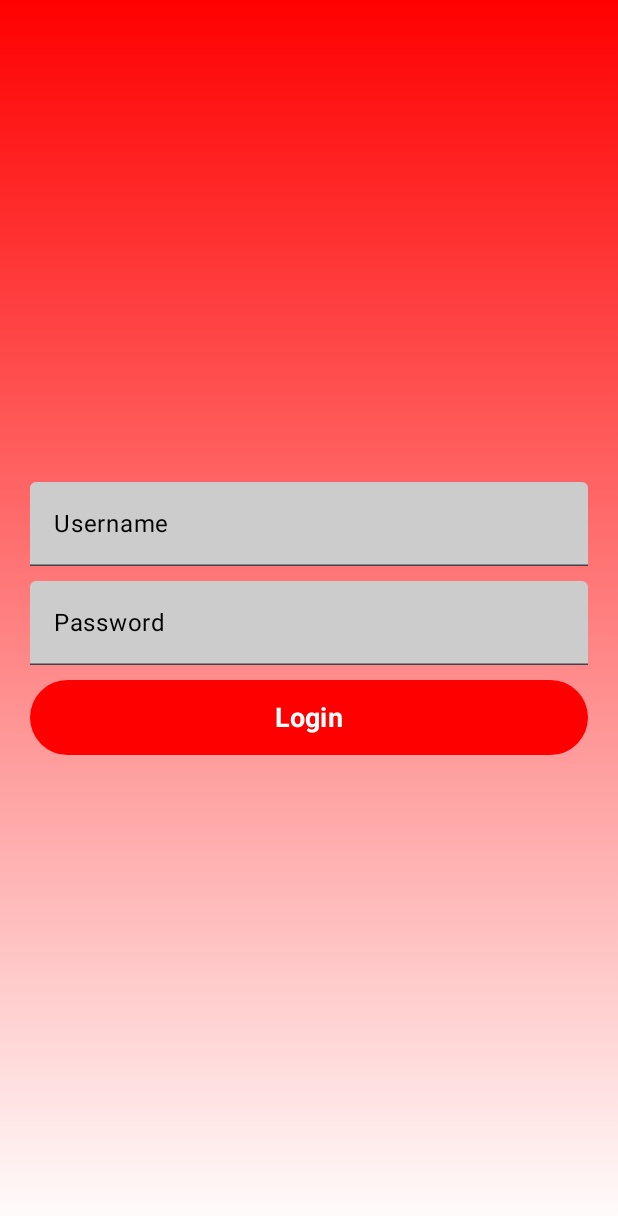
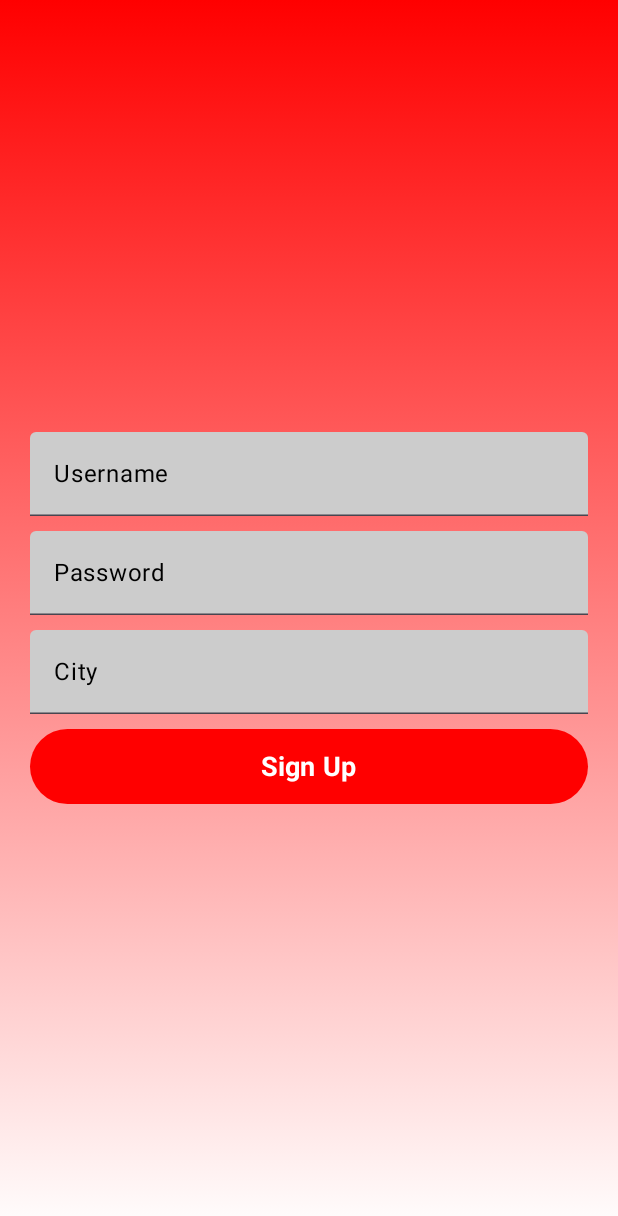
Before and after one commit to ANANDAAndroid/Scoutemove, an Android app built with Jetpack Compose: the SignUpScreen screen opened through its navigation route, on a phone screen of 412 x 824 dp. Shown: the top 1216 px of the screen. Run offline under Robolectric (Android 15) with nearby library versions, the phone set to English and light mode, and no system bars; our stand-ins replace Dagger/Hilt's generated code.

Commit message:
"add datastore"

```diff
--- a/app/src/main/java/com/clone/scoutemove/MainActivity.kt
+++ b/app/src/main/java/com/clone/scoutemove/MainActivity.kt
@@ -16,7 +16,7 @@ import javax.inject.Inject
 class MainActivity : ComponentActivity() {
     @Inject
     internal lateinit var networkObserver: NetworkObserver
-    private val protoDataStore by dataStore("settings.pb", AppSerializer)
+    private val protoDataStore by dataStore("settings.json", AppSerializer)
     override fun onCreate(savedInstanceState: Bundle?) {
         installSplashScreen()
         super.onCreate(savedInstanceState)
--- a/app/src/main/java/com/clone/scoutemove/screens/App.kt
+++ b/app/src/main/java/com/clone/scoutemove/screens/App.kt
@@ -21,39 +21,46 @@ fun App(networkObserver: NetworkObserver, dataStore: DataStore<AppSettings>) {
         .collectAsState(initial = if (networkObserver.isActuallyConnected()) Status.AVAILABLE else Status.UNAVAILABLE)
     NavHost(navController = navController, startDestination = "parent") {
 
-        navigation(startDestination = "auth", route = "parent", enterTransition = {
+        navigation(startDestination = "login", route = "parent", enterTransition = {
             slideIntoContainer(
                 AnimatedContentTransitionScope.SlideDirection.Left,
-                animationSpec = tween(300)
+                animationSpec = tween(200)
             )
         }, exitTransition = {
             slideOutOfContainer(
                 AnimatedContentTransitionScope.SlideDirection.Left,
-                animationSpec = tween(300)
+                animationSpec = tween(200)
             )
         }, popEnterTransition = {
             slideIntoContainer(
                 AnimatedContentTransitionScope.SlideDirection.Right,
-                animationSpec = tween(300)
+                animationSpec = tween(200)
             )
         },
             popExitTransition = {
                 slideOutOfContainer(
                     AnimatedContentTransitionScope.SlideDirection.Right,
-                    animationSpec = tween(300)
+                    animationSpec = tween(200)
                 )
             }) {
 
-            composable(route = "auth") {
-                AuthScreen(dataStore = dataStore) {
+            composable(route = "login") {
+                LoginScreen(dataStore = dataStore, onTextClick = {
+                    navController.navigate(route = "sign_up")
+                }) {
                     navController.navigate(route = "web_view") {
-                        popUpTo("auth") {
-                            inclusive = true
+                        popUpTo("login"){
+                            inclusive=true
                         }
                     }
                 }
             }
 
+            composable(route = "sign_up") {
+                SignUpScreen(dataStore = dataStore){
+                    navController.navigate(route = "login")
+                }
+            }
             composable(route = "web_view") {
                 MainScreen(state = state)
             }
--- /dev/null
+++ b/app/src/main/java/com/clone/scoutemove/screens/LoginScreen.kt
@@ -0,0 +1,120 @@
+package com.clone.scoutemove.screens
+
+import android.widget.Toast
+import androidx.compose.foundation.background
+import androidx.compose.foundation.layout.Arrangement
+import androidx.compose.foundation.layout.Column
+import androidx.compose.foundation.layout.fillMaxSize
+import androidx.compose.foundation.layout.fillMaxWidth
+import androidx.compose.foundation.layout.height
+import androidx.compose.foundation.layout.padding
+import androidx.compose.foundation.text.ClickableText
+import androidx.compose.material3.Button
+import androidx.compose.material3.ButtonDefaults
+import androidx.compose.material3.Text
+import androidx.compose.material3.TextField
+import androidx.compose.material3.TextFieldDefaults
+import androidx.compose.runtime.Composable
+import androidx.compose.runtime.getValue
+import androidx.compose.runtime.mutableStateOf
+import androidx.compose.runtime.rememberCoroutineScope
+import androidx.compose.runtime.saveable.rememberSaveable
+import androidx.compose.runtime.setValue
+import androidx.compose.ui.Alignment
+import androidx.compose.ui.Modifier
+import androidx.compose.ui.graphics.Brush
+import androidx.compose.ui.graphics.Color
+import androidx.compose.ui.platform.LocalContext
+import androidx.compose.ui.text.font.FontWeight
+import androidx.compose.ui.unit.dp
+import androidx.compose.ui.unit.sp
+import androidx.datastore.core.DataStore
+import com.clone.scoutemove.utils.AppSettings
+import com.clone.scoutemove.utils.annotatedString
+import kotlinx.coroutines.flow.collectLatest
+import kotlinx.coroutines.flow.first
+import kotlinx.coroutines.launch
+
+@Composable
+fun LoginScreen(dataStore: DataStore<AppSettings>, onTextClick: () -> Unit, onClick: () -> Unit) {
+    var userName by rememberSaveable { mutableStateOf("") }
+    var password by rememberSaveable { mutableStateOf("") }
+    val scope = rememberCoroutineScope()
+    val context = LocalContext.current
+    Column(
+        modifier = Modifier
+            .fillMaxSize()
+            .background(brush = Brush.verticalGradient(colors = listOf(Color.Red, Color.White)))
+            .padding(horizontal = 20.dp),
+        verticalArrangement = Arrangement.Center,
+        horizontalAlignment = Alignment.CenterHorizontally
+    ) {
+
+        TextField(
+            modifier = Modifier.fillMaxWidth(),
+            value = userName,
+            onValueChange = {
+                userName = it
+            },
+            label = {
+                Text(text = "Username", color = Color.Black)
+            },
+            colors = TextFieldDefaults.colors().copy(
+                unfocusedContainerColor = Color.LightGray,
+                focusedContainerColor = Color.LightGray
+            )
+        )
+        TextField(
+            modifier = Modifier
+                .padding(top = 10.dp)
+                .fillMaxWidth(),
+            value = password,
+            onValueChange = {
+                password = it
+            },
+            label = {
+                Text(text = "Password", color = Color.Black)
+            },
+            colors = TextFieldDefaults.colors().copy(
+                unfocusedContainerColor = Color.LightGray,
+                focusedContainerColor = Color.LightGray
+            )
+        )
+        Button(
+            onClick = {
+                scope.launch {
+                    val data = dataStore.data.first()
+                    if (userName == data.name && password == data.password) {
+                        Toast.makeText(
+                            context,
+                            "Login Successfully",
+                            Toast.LENGTH_SHORT
+                        ).show()
+                        onClick()
+                    } else {
+                        Toast.makeText(
+                            context,
+                            "Seems you are not registered or Invalid credentials",
+                            Toast.LENGTH_SHORT
+                        ).show()
+                    }
+                }
+
+
+            }, modifier = Modifier
+                .padding(top = 10.dp)
+                .fillMaxWidth()
+                .height(50.dp),
+            colors = ButtonDefaults.buttonColors().copy(containerColor = Color.Red)
+        ) {
+            Text(text = "Login", fontSize = 18.sp, fontWeight = FontWeight.Bold)
+        }
+
+        ClickableText(modifier = Modifier
+            .padding(top = 15.dp), text = annotatedString, onClick = { offset ->
+            annotatedString.getStringAnnotations(offset, offset).firstOrNull()?.let {
+                onTextClick()
+            }
+        })
+    }
+}
--- a/app/src/main/java/com/clone/scoutemove/screens/AuthScreen.kt
+++ b/app/src/main/java/com/clone/scoutemove/screens/SignUpScreen.kt
@@ -1,5 +1,6 @@
 package com.clone.scoutemove.screens
 
+import android.widget.Toast
 import androidx.compose.foundation.background
 import androidx.compose.foundation.layout.Arrangement
 import androidx.compose.foundation.layout.Column
@@ -15,23 +16,28 @@ import androidx.compose.material3.TextFieldDefaults
 import androidx.compose.runtime.Composable
 import androidx.compose.runtime.getValue
 import androidx.compose.runtime.mutableStateOf
+import androidx.compose.runtime.rememberCoroutineScope
 import androidx.compose.runtime.saveable.rememberSaveable
 import androidx.compose.runtime.setValue
 import androidx.compose.ui.Alignment
 import androidx.compose.ui.Modifier
 import androidx.compose.ui.graphics.Brush
 import androidx.compose.ui.graphics.Color
+import androidx.compose.ui.platform.LocalContext
 import androidx.compose.ui.text.font.FontWeight
-import androidx.compose.ui.tooling.preview.Preview
 import androidx.compose.ui.unit.dp
 import androidx.compose.ui.unit.sp
 import androidx.datastore.core.DataStore
 import com.clone.scoutemove.utils.AppSettings
+import kotlinx.coroutines.launch
 
 @Composable
-fun AuthScreen(dataStore: DataStore<AppSettings>, onClick: () -> Unit) {
+fun SignUpScreen(dataStore: DataStore<AppSettings>, onClick: () -> Unit) {
     var userName by rememberSaveable { mutableStateOf("") }
     var password by rememberSaveable { mutableStateOf("") }
+    var city by rememberSaveable { mutableStateOf("") }
+    val scope=rememberCoroutineScope()
+    val context= LocalContext.current
     Column(
         modifier = Modifier
             .fillMaxSize()
@@ -71,17 +77,47 @@ fun AuthScreen(dataStore: DataStore<AppSettings>, onClick: () -> Unit) {
                 focusedContainerColor = Color.LightGray
             )
         )
+        TextField(
+            modifier = Modifier
+                .padding(top = 10.dp)
+                .fillMaxWidth(),
+            value = city,
+            onValueChange = {
+                city = it
+            },
+            label = {
+                Text(text = "City", color = Color.Black)
+            },
+            colors = TextFieldDefaults.colors().copy(
+                unfocusedContainerColor = Color.LightGray,
+                focusedContainerColor = Color.LightGray
+            )
+        )
         Button(
             onClick = {
+                if (userName.isNotBlank() && password.isNotEmpty() && city.isNotEmpty()) {
+                    scope.launch {
+                       dataStore.updateData {
+                            it.copy(name = userName, password = password, city = city)
+                        }
+                    }
+                    Toast.makeText(
+                        context,
+                        "Sign Up Successfully",
+                        Toast.LENGTH_SHORT
+                    ).show()
+                    onClick()
+                }else{
+                    Toast.makeText(context, "None of the fields can be empty", Toast.LENGTH_SHORT).show()
+                }
 
-                onClick()
-                      }, modifier = Modifier
+            }, modifier = Modifier
                 .padding(top = 10.dp)
                 .fillMaxWidth()
                 .height(50.dp),
             colors = ButtonDefaults.buttonColors().copy(containerColor = Color.Red)
         ) {
-            Text(text = "Login", fontSize = 18.sp, fontWeight = FontWeight.Bold)
+            Text(text = "Sign Up", fontSize = 18.sp, fontWeight = FontWeight.Bold)
         }
     }
 }
--- a/app/src/main/java/com/clone/scoutemove/ui/theme/Theme.kt
+++ b/app/src/main/java/com/clone/scoutemove/ui/theme/Theme.kt
@@ -35,9 +35,9 @@ private val LightColorScheme = lightColorScheme(
 
 @Composable
 fun ScoutemoveTheme(
-    darkTheme: Boolean = isSystemInDarkTheme(),
+    darkTheme: Boolean = false,
     // Dynamic color is available on Android 12+
-    dynamicColor: Boolean = true,
+    dynamicColor: Boolean = false,
     content: @Composable () -> Unit
 ) {
     val colorScheme = when {
--- a/app/src/main/java/com/clone/scoutemove/utils/AppSettings.kt
+++ b/app/src/main/java/com/clone/scoutemove/utils/AppSettings.kt
@@ -4,4 +4,8 @@ import kotlinx.serialization.Serializable
 
 
 @Serializable
-data class AppSettings(val name: String? = null, val age: Int? = null)
+data class AppSettings(
+    val name: String? = null,
+    val password: String? = null,
+    val city: String? = null
+)
```
Also changed, not shown: app/src/main/java/com/clone/scoutemove/screens/WebViewScreen.kt (+6 -12 lines), app/src/main/java/com/clone/scoutemove/utils/Helpers.kt (added, +14 -0 lines).
